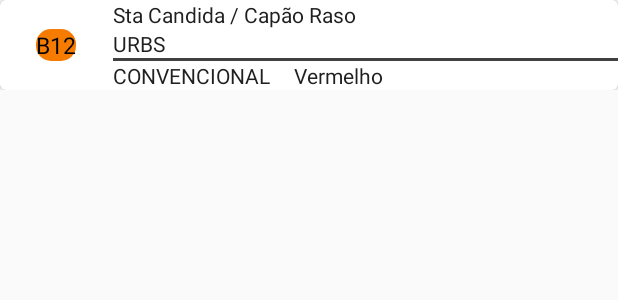
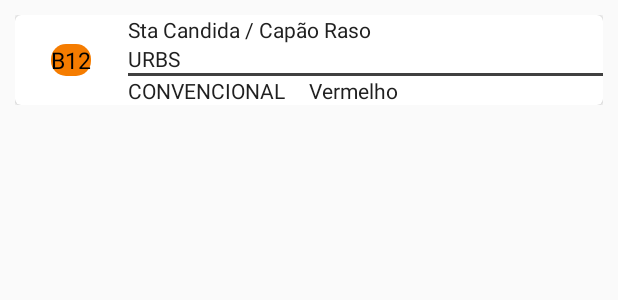
Before and after one commit to wolszczak/BusCWB, an Android app: the layout rv_item.xml on its own in the app's theme, with its tools: preview values and no code run, on a phone screen of 412 x 824 dp. Shown: the top 300 px of the screen. Run offline under Robolectric (Android 15) with nearby library versions, the phone set to English and light mode, and no system bars.

Commit message:
commit #03

```diff
--- a/app/src/main/res/layout/rv_item.xml
+++ b/app/src/main/res/layout/rv_item.xml
@@ -4,7 +4,8 @@
     xmlns:tools="http://schemas.android.com/tools"
     android:layout_width="match_parent"
     android:layout_height="wrap_content"
-    android:orientation="vertical">
+    android:orientation="vertical"
+    android:layout_margin="10dp">
 
     <android.support.v7.widget.CardView
         android:id="@+id/cardview"
@@ -14,6 +15,7 @@
         android:foreground="?android:selectableItemBackground"
         android:innerRadius="0dp"
         android:shape="ring"
+        android:elevation="5dp"
         app:cardCornerRadius="4dp">
 
         <FrameLayout
```
Also changed, not shown: app/src/main/java/com/horadoonibus/helpers/LinhasAdapter.java (+8 -4 lines).
